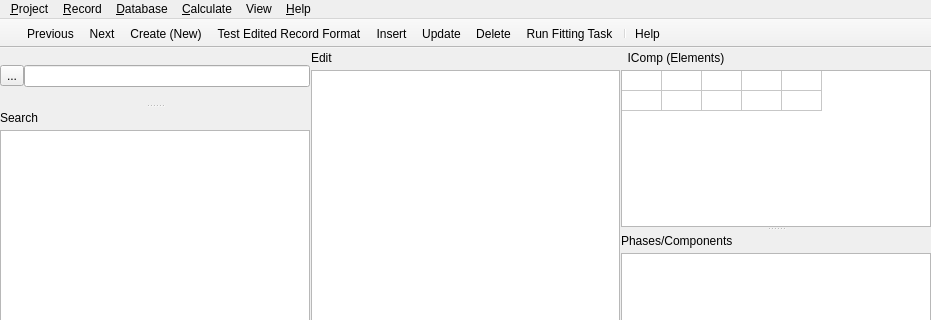
This is gfshell2/dialogs/FITMainWindow.ui in gemshub/gemsfits as Qt 5 draws it before an edit; both pictures show x 0 to 931 and y 0 to 320 of the 931 by 670 pixel window. The edited form follows.
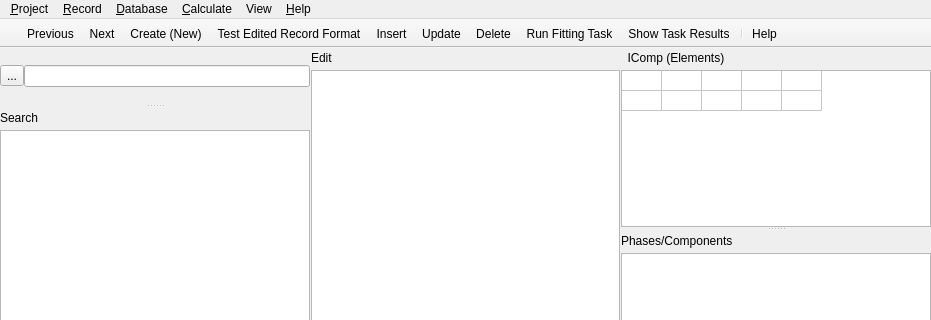
This is the edited form. Icons and pictures are not drawn.

Commit message: Edited icons and menu items, added one more task to cshsolubil database, more data to cashsolub database.

Diff of the .ui file:
```diff
--- a/gfshell2/dialogs/FITMainWindow.ui
+++ b/gfshell2/dialogs/FITMainWindow.ui
@@ -513,6 +513,7 @@
    <addaction name="action_Update"/>
    <addaction name="actionDelete"/>
    <addaction name="action_Run_test"/>
+   <addaction name="action_Show_Results"/>
    <addaction name="separator"/>
    <addaction name="actionHelp"/>
   </widget>
@@ -694,7 +695,7 @@
   </action>
   <action name="action_Show_Results">
    <property name="text">
-    <string>&amp;Show Results... </string>
+    <string>&amp;Show Task Results... </string>
    </property>
   </action>
   <action name="action_Preferences">
```
Left out of the diff: 29 changed lines with no effect on the pictures. The commit also changes 3 other files.
